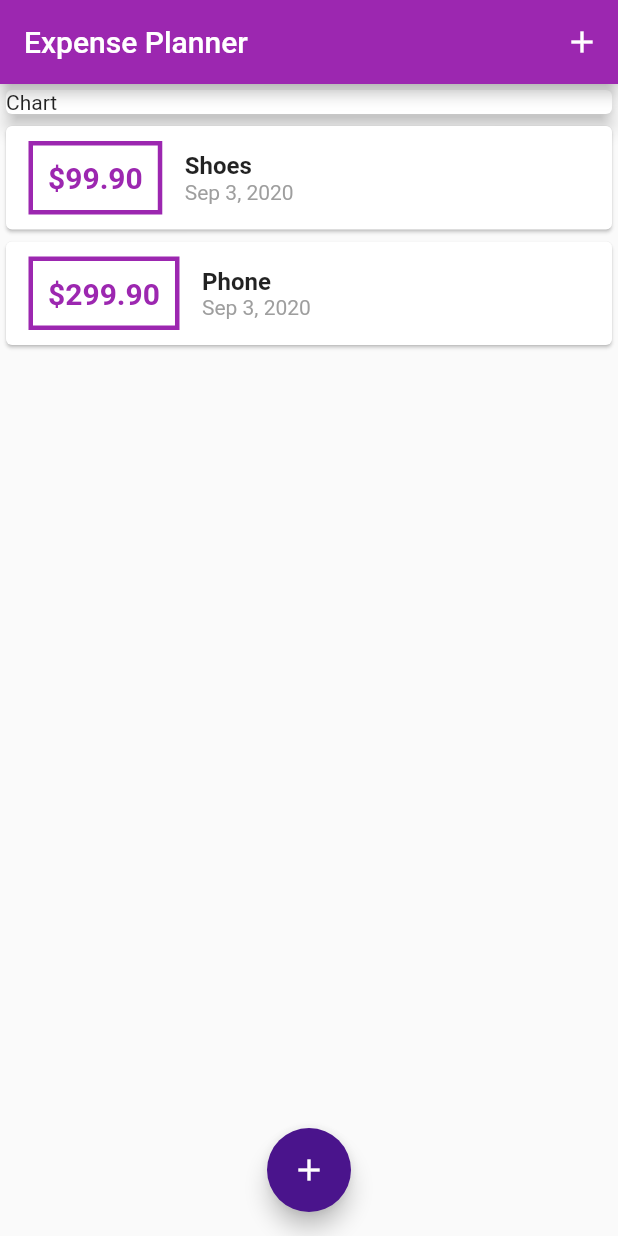
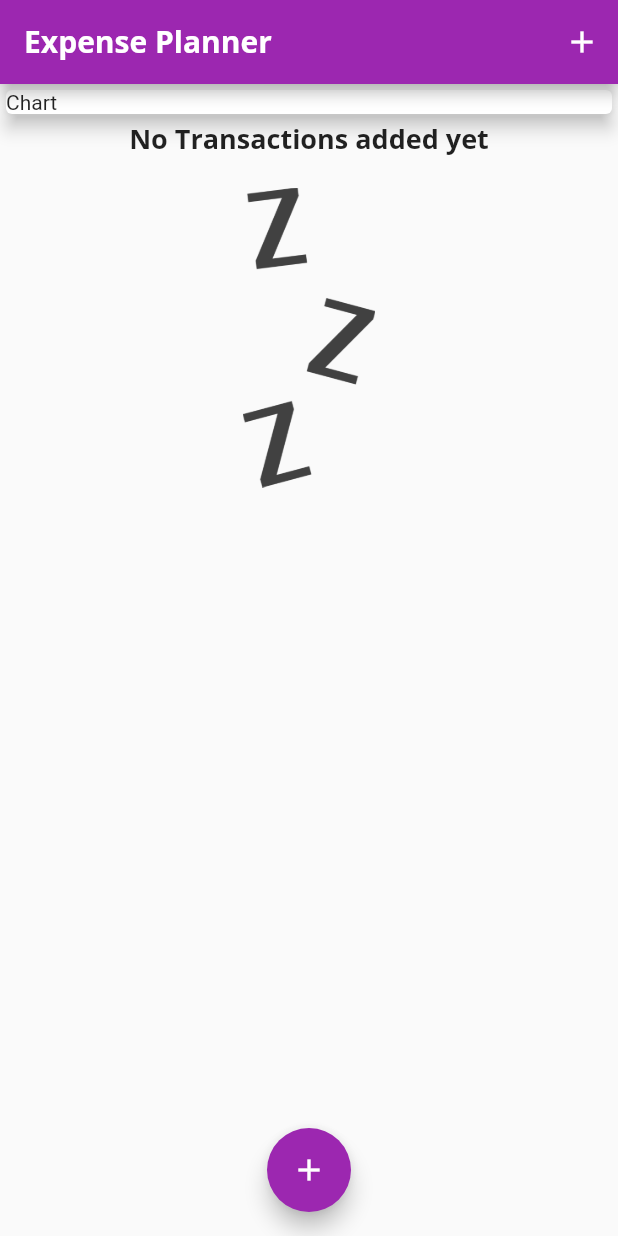
Before and after one commit to deba33/Expense-Planner, a Flutter app: the screen it shows after launch, on a phone screen of 412 x 824 dp. Run offline on Flutter 3.47's test engine with Material 2 defaults, Android fonts, the phone set to English and light mode, and no system bars.

Commit message:
Adding Custom Themes and, images

```diff
--- a/lib/main.dart
+++ b/lib/main.dart
@@ -13,7 +13,24 @@ class MyApp extends StatelessWidget {
       title: 'Expense Planner',
       theme: ThemeData(
         primarySwatch: Colors.purple,
-        accentColor: Colors.purple[900],
+        // accentColor: Colors.purple[900],
+        fontFamily: "Quicksand",
+        textTheme: ThemeData.light().textTheme.copyWith(
+              headline6: TextStyle(
+                fontFamily: "OpenSans",
+                fontSize: 18,
+                fontWeight: FontWeight.bold,
+              ),
+            ),
+        appBarTheme: AppBarTheme(
+          textTheme: ThemeData.light().textTheme.copyWith(
+                headline6: TextStyle(
+                  fontFamily: 'OpenSans',
+                  fontSize: 20,
+                  fontWeight: FontWeight.bold,
+                ),
+              ),
+        ),
       ),
       home: MyHomePage(),
     );
@@ -27,18 +44,18 @@ class MyHomePage extends StatefulWidget {
 
 class _MyHomePageState extends State<MyHomePage> {
   final List<Transaction> _userTransactions = [
-    Transaction(
-      id: "t1",
-      title: "Shoes",
-      amount: 99.9,
-      date: DateTime.now(),
-    ),
-    Transaction(
-      id: "t2",
-      title: "Phone",
-      amount: 299.9,
-      date: DateTime.now(),
-    ),
+    // Transaction(
+    //   id: "t1",
+    //   title: "Shoes",
+    //   amount: 99.9,
+    //   date: DateTime.now(),
+    // ),
+    // Transaction(
+    //   id: "t2",
+    //   title: "Phone",
+    //   amount: 299.9,
+    //   date: DateTime.now(),
+    // ),
   ];
 
   void _addNewTransactions(String txTitle, double txAmount) {
@@ -82,7 +99,7 @@ class _MyHomePageState extends State<MyHomePage> {
       body: SingleChildScrollView(
         child: Column(
           //mainAxisAlignment: MainAxisAlignment.start,
-          crossAxisAlignment: CrossAxisAlignment.start,
+          crossAxisAlignment: CrossAxisAlignment.center,
           children: [
             Container(
               width: double.infinity,
--- a/lib/widgets/transaction_list.dart
+++ b/lib/widgets/transaction_list.dart
@@ -12,7 +12,26 @@ class TransactionList extends StatelessWidget {
   Widget build(BuildContext context) {
     return Container(
       height: 300,
-      child: ListView.builder(
+      child: transactions.isEmpty
+          ? Column(
+              children: [
+                Text(
+                  "No Transactions added yet",
+                  style: Theme.of(context).textTheme.headline6,
+                ),
+                SizedBox(
+                  height: 20,
+                ),
+                Container(
+                  height: 200,
+                  child: Image.asset(
+                    "assets/images/waiting.png",
+                    fit: BoxFit.cover,
+                  ),
+                ),
+              ],
+            )
+          : ListView.builder(
               itemBuilder: (ctx, index) {
                 return Card(
                   child: Row(
@@ -43,10 +62,7 @@ class TransactionList extends StatelessWidget {
                         children: [
                           Text(
                             transactions[index].title,
-                      style: TextStyle(
-                        fontWeight: FontWeight.bold,
-                        fontSize: 16,
-                      ),
+                            style: Theme.of(context).textTheme.headline6,
                           ),
                           Text(
                             DateFormat.yMMMd().format(transactions[index].date),
```
Also changed, not shown: pubspec.yaml (+14 -14 lines), assets/fonts/OpenSans-Bold.ttf (added), assets/fonts/OpenSans-Regular.ttf (added), assets/fonts/Quicksand-Bold.ttf (added), assets/fonts/Quicksand-Light.ttf (added), assets/fonts/Quicksand-Medium.ttf (added), assets/fonts/Quicksand-Regular.ttf (added), assets/images/waiting.png (added). Lines whose indentation alone changed are shown as unchanged.
